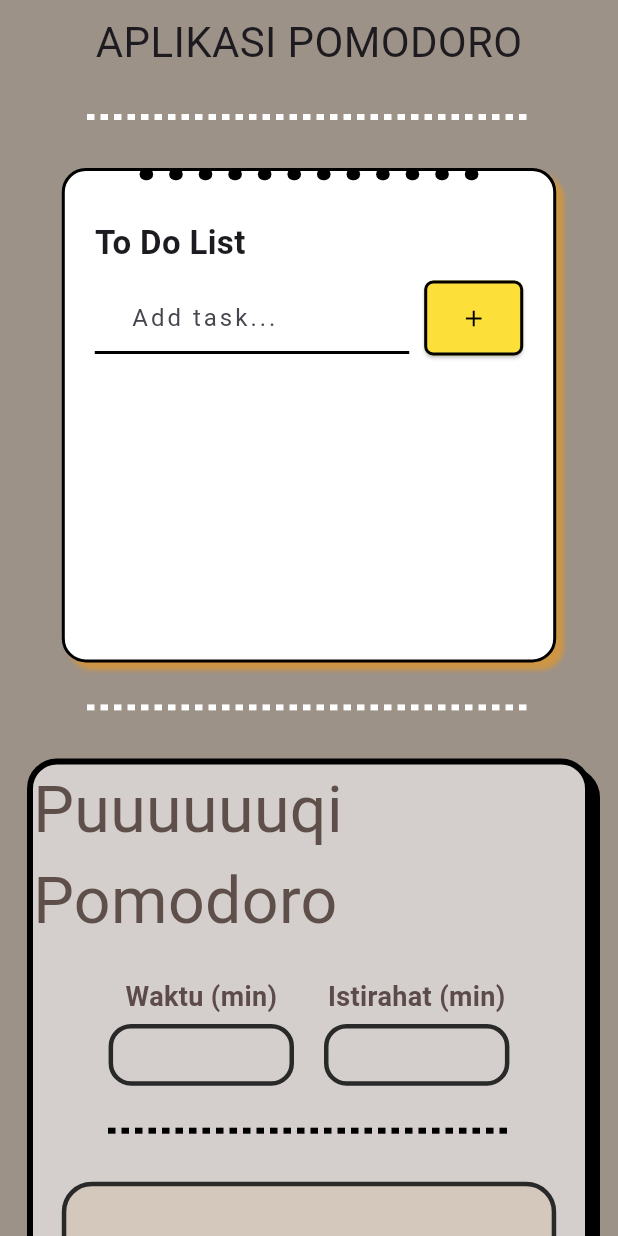
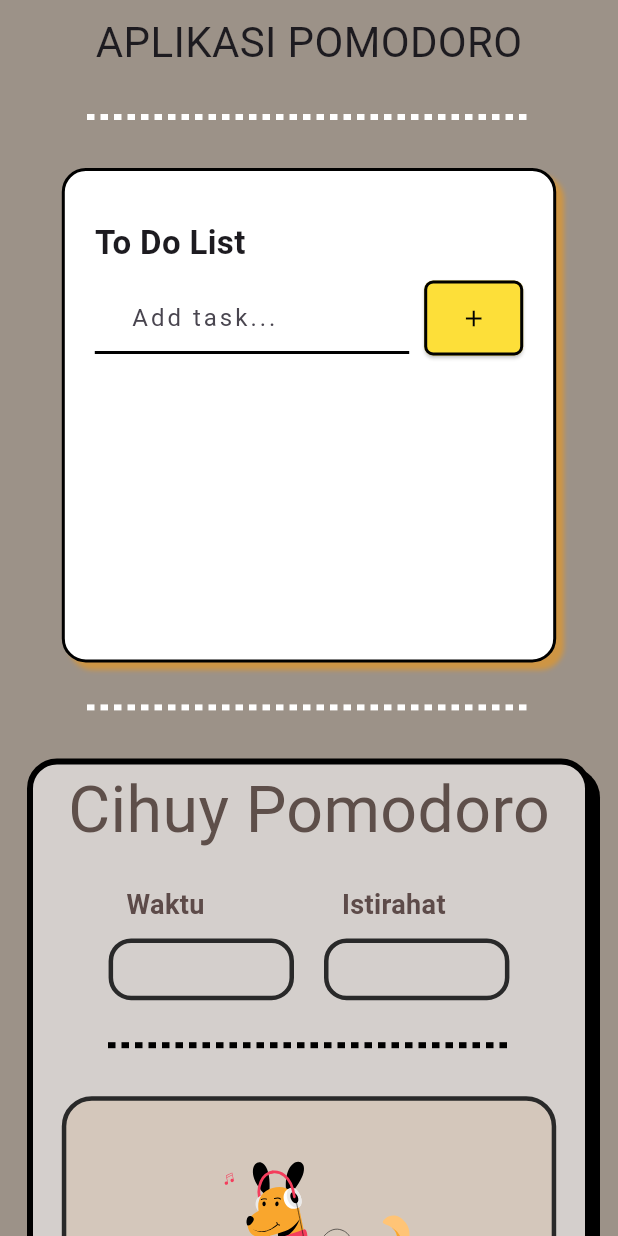
Before and after one commit to Faqihasyari/pomodoro_app, a Flutter app: the screen it shows after launch, after a tap on the "add" icon, on a phone screen of 412 x 824 dp. Run offline on Flutter 3.47's test engine with Material 3 defaults, Android fonts, the phone set to English and light mode, and no system bars; our stand-ins replace audioplayers, google_fonts, hive, hive_flutter, lottie; accounts and stored records are empty; Roboto replaces fonts that are missing (Audiowide, Boogaloo, Mansalva).

Commit message:
fix problem issue

```diff
--- a/analysis_options.yaml
+++ b/analysis_options.yaml
@@ -21,8 +21,10 @@ linter:
   # `// ignore_for_file: name_of_lint` syntax on the line or in the file
   # producing the lint.
   rules:
-    # avoid_print: false  # Uncomment to disable the `avoid_print` rule
-    # prefer_single_quotes: true  # Uncomment to enable the `prefer_single_quotes` rule
+    prefer_const_constructors: true
+    prefer_const_literals_to_create_immutables: true
+    prefer_const_declarations: true
+
 
 # Additional information about this file can be found at
 # https://dart.dev/guides/language/analysis-options
--- a/lib/core/models/containerItem.dart
+++ b/lib/core/models/containerItem.dart
@@ -1,3 +1,4 @@
+// ignore_for_file: file_names
 import 'package:flutter/material.dart';
 import 'package:lottie/lottie.dart';
 import 'package:pomodoro_app/core/constants/color.dart';
--- a/lib/core/models/containerModel.dart
+++ b/lib/core/models/containerModel.dart
@@ -1,3 +1,5 @@
+// ignore_for_file: file_names
+
 import 'package:flutter/material.dart';
 
 class Containermodel {
--- a/lib/core/models/dotLine.dart
+++ b/lib/core/models/dotLine.dart
@@ -1,3 +1,5 @@
+// ignore_for_file: file_names
+
 import 'package:flutter/material.dart';
 
 class DottedLine extends StatelessWidget {
@@ -73,32 +75,3 @@ class DottedLineTriggers extends StatelessWidget {
     );
   }
 }
-
-class _DottedLinePainterTriggers extends CustomPainter {
-  final Color color;
-
-  _DottedLinePainterTriggers(this.color);
-
-  @override
-  void paint(Canvas canvas, Size size) {
-    final paint = Paint()
-      ..color = color
-      ..strokeWidth = size.height;
-
-    const dashWidth = 5;
-    const dashSpace = 4;
-    double startX = 0;
-
-    while (startX < size.width) {
-      canvas.drawLine(
-        Offset(startX, 0),
-        Offset(startX + dashWidth, 0),
-        paint,
-      );
-      startX += dashWidth + dashSpace;
-    }
-  }
-
-  @override
-  bool shouldRepaint(covariant CustomPainter oldDelegate) => false;
-}
--- a/lib/core/models/notification.dart
+++ b/lib/core/models/notification.dart
@@ -1,3 +1,5 @@
+// ignore_for_file: deprecated_member_use
+
 import 'package:flutter/material.dart';
 import 'package:pomodoro_app/core/constants/color.dart';
 import 'package:pomodoro_app/core/constants/font.dart';
@@ -16,7 +18,9 @@ void showCenteredNotification(BuildContext context, String message) {
 
   // Tutup otomatis setelah 2 detik
   Future.delayed(const Duration(seconds: 2), () {
+    // ignore: use_build_context_synchronously
     if (Navigator.canPop(context)) {
+      // ignore: use_build_context_synchronously
       Navigator.pop(context);
     }
   });
--- a/lib/core/widgets/bullet.dart
+++ b/lib/core/widgets/bullet.dart
@@ -6,7 +6,7 @@ class Bullet extends StatelessWidget {
   @override
   Widget build(BuildContext context) {
     return Padding(
-      padding: EdgeInsets.only(bottom: MediaQuery.of(context).size.width * 0.78),
+      padding: const EdgeInsets.only(bottom: 370),
       child: Row(
         mainAxisAlignment: MainAxisAlignment.center,
         children: List.generate(
--- a/lib/core/widgets/containerTimer.dart
+++ b/lib/core/widgets/containerTimer.dart
@@ -1,5 +1,6 @@
+// ignore_for_file: file_names
+
 import 'package:flutter/material.dart';
-import 'package:lottie/lottie.dart';
 import 'package:pomodoro_app/core/constants/color.dart';
 import 'package:pomodoro_app/core/constants/font.dart';
 import 'package:pomodoro_app/core/models/containerItem.dart';
@@ -42,14 +43,14 @@ final animasiStop = Containermodel(
       return '$m:$s';
     }
     return Container(
-      margin: EdgeInsets.symmetric(horizontal: 10),
+      margin: const EdgeInsets.symmetric(horizontal: 10),
       height: screenHeight * 1,
       width: screenWidth * 1,
       decoration: BoxDecoration(
         color: timerContainer,
         border: Border.all(color: Colors.black,width: 4),
         borderRadius: BorderRadius.circular(20),
-        boxShadow: [BoxShadow(
+        boxShadow: const [BoxShadow(
           offset: Offset(6, 6),
           color: Colors.black
         )]
@@ -57,8 +58,8 @@ final animasiStop = Containermodel(
       child: Column(
         mainAxisAlignment: MainAxisAlignment.center,
         children: [
-          Text('Puuuuuuqi Pomodoro', style: fontHeaderTimer,),
-          SizedBox(height: 20,),
+          Text('Cihuy Pomodoro', style: fontHeaderTimer,),
+          const SizedBox(height: 20,),
           Row(
       spacing: 20,
       mainAxisAlignment: MainAxisAlignment.center,
@@ -66,7 +67,10 @@ final animasiStop = Containermodel(
         Column(
           spacing: 5,
           children: [
-            Text('Waktu (min)', style: fontBtnTimer,),
+            SizedBox(
+              width: 100,
+              height: 30,
+              child: Expanded(child: Text('Waktu (min)', style: fontBtnTimer,))),
             SizedBox(
               width: screenWidth * 0.3,
               height: screenWidth * 0.1,
@@ -78,7 +82,7 @@ final animasiStop = Containermodel(
                       keyboardType: TextInputType.number,
                       decoration: InputDecoration(
               isDense: true,
-              contentPadding: EdgeInsets.symmetric(
+              contentPadding: const EdgeInsets.symmetric(
                 horizontal: 8,
                 vertical: 10,
               ),
@@ -86,7 +90,7 @@ final animasiStop = Containermodel(
               fillColor: Colors.transparent,
               enabledBorder: OutlineInputBorder(
                   borderRadius: BorderRadius.circular(15),
-                  borderSide: BorderSide(
+                  borderSide: const BorderSide(
                     color: outlineBorder,
                     width: 3,
                   ),
@@ -94,7 +98,7 @@ final animasiStop = Containermodel(
 
                 focusedBorder: OutlineInputBorder(
                   borderRadius: BorderRadius.circular(15),
-                  borderSide: BorderSide(
+                  borderSide: const BorderSide(
                     color: outlineBorder,
                     width: 3,
                   ),
@@ -107,7 +111,10 @@ final animasiStop = Containermodel(
         Column(
           spacing: 5,
           children: [
-            Text('Istirahat (min)', style: fontBtnTimer,),
+            SizedBox(
+              width: 100,
+              height: 30,
+              child: Expanded(child: Text('Istirahat (min)', style: fontBtnTimer,))),
             SizedBox(
               width: screenWidth * 0.3,
               height: screenWidth * 0.1,
@@ -120,7 +127,7 @@ final animasiStop = Containermodel(
                       keyboardType: TextInputType.number,
                       decoration: InputDecoration(
               isDense: true,
-              contentPadding: EdgeInsets.symmetric(
+              contentPadding: const EdgeInsets.symmetric(
                 horizontal: 8,
                 vertical: 10,
               ),
@@ -128,7 +135,7 @@ final animasiStop = Containermodel(
               fillColor: Colors.transparent,
               enabledBorder: OutlineInputBorder(
                   borderRadius: BorderRadius.circular(15),
-                  borderSide: BorderSide(
+                  borderSide: const BorderSide(
                     color: outlineBorder,
                     width: 3,
                   ),
@@ -136,7 +143,7 @@ final animasiStop = Containermodel(
 
                 focusedBorder: OutlineInputBorder(
                   borderRadius: BorderRadius.circular(15),
-                  borderSide: BorderSide(
+                  borderSide: const BorderSide(
                     color: outlineBorder,
                     width: 3,
                   ),
@@ -148,7 +155,7 @@ final animasiStop = Containermodel(
         ),
       ],
     ),
-    DottedLine(
+    const DottedLine(
       height: 4,
       color: Colors.black,
     ),
@@ -156,7 +163,7 @@ final animasiStop = Containermodel(
     Containeritem(lottie: animasiRunning,)
       else
       Containeritem(icon: animasiStop,),
-      DottedLine(
+      const DottedLine(
         color: Colors.black,
         height: 4,
       ),
@@ -170,7 +177,7 @@ final animasiStop = Containermodel(
               ),
 
               child: Center(child: Text(formatTime(pomodoro.remainingTime), style: fontTimer,))),
-            SizedBox(height: 30,),
+            const SizedBox(height: 30,),
             GestureDetector(
               onTap: () {
                 final focus = int.tryParse(_focusController.text) ?? 25;
@@ -185,7 +192,8 @@ final animasiStop = Containermodel(
                   color: btnContainer,
                   borderRadius: BorderRadius.circular(20),
                   border: Border.all(width: 3, color: Colors.black),
-                  boxShadow: [BoxShadow(
+                  boxShadow: const [
+                    BoxShadow(
                     color: Colors.black,
                     offset: Offset(5, 5)
                   )]
@@ -193,7 +201,7 @@ final animasiStop = Containermodel(
                 child: Center(child: Text('SET TIMER', style: btnSetTimer,)),
               ),
             ),
-            SizedBox(height: 20,)
+             const SizedBox(height: 20,)
           ,Row(
             mainAxisAlignment: MainAxisAlignment.center,
             children: [
@@ -218,7 +226,7 @@ final animasiStop = Containermodel(
                   color: startBtn,
                   borderRadius: BorderRadius.circular(20),
                   border: Border.all(width: 3, color: Colors.black),
-                  boxShadow: [BoxShadow(
+                  boxShadow: const [BoxShadow(
                     color: Colors.black,
                     offset: Offset(5, 5)
                   )]
@@ -226,7 +234,7 @@ final animasiStop = Containermodel(
                 child: Center(child: Text(pomodoro.isRunning ? 'PAUSE' :'START', style: btnSetTimer,)),
               ),
                           ),
-            SizedBox(width: 10,),
+            const SizedBox(width: 10,),
             GestureDetector(
               onTap: () {
                 if (!context.read<PomodoroProvider>().isInitializated) {
@@ -243,7 +251,7 @@ final animasiStop = Containermodel(
                   color: resetBtn,
                   borderRadius: BorderRadius.circular(20),
                   border: Border.all(width: 3, color: Colors.black),
-                  boxShadow: [BoxShadow(
+                  boxShadow: const [BoxShadow(
                     color: Colors.black,
                     offset: Offset(5, 5)
                   )]
@@ -254,7 +262,7 @@ final animasiStop = Containermodel(
 
             ],
           ),
-          DottedLine(
+          const DottedLine(
         color: Colors.black,
         height: 4,
       ),
--- a/lib/core/widgets/todo_list.dart
+++ b/lib/core/widgets/todo_list.dart
@@ -1,3 +1,5 @@
+// ignore_for_file: deprecated_member_use
+
 import 'package:flutter/material.dart';
 import 'package:google_fonts/google_fonts.dart';
 import 'package:pomodoro_app/core/constants/color.dart';
@@ -11,7 +13,7 @@ class CuteTodoPage extends StatelessWidget {
 
   @override
   Widget build(BuildContext context) {
-    final _taskController = TextEditingController();
+    final taskController = TextEditingController();
     final tasks = context.watch<TaskProvider>().tasks;
 
     final screenWidth = MediaQuery.of(context).size.width;
@@ -47,7 +49,7 @@ class CuteTodoPage extends StatelessWidget {
               children: [
                 Expanded(
                   child: TextField(
-                    controller: _taskController,
+                    controller: taskController,
                     decoration: InputDecoration(
                       hintText: "Add task...",
                       prefix: const SizedBox(width: 8),
@@ -58,8 +60,8 @@ class CuteTodoPage extends StatelessWidget {
                         horizontal: 12,
                         vertical: 12,
                       ),
-                      enabledBorder: UnderlineInputBorder(
-                        borderSide: const BorderSide(
+                      enabledBorder: const UnderlineInputBorder(
+                        borderSide: BorderSide(
                           color: garis,
                           width: 2,
                         ),
@@ -67,12 +69,12 @@ class CuteTodoPage extends StatelessWidget {
                     ),
                   ),
                 ),
-                SizedBox(width: 10),
+                const SizedBox(width: 10),
                 ElevatedButton(
                   style: ElevatedButton.styleFrom(
                     backgroundColor: btn,
-                    side: BorderSide(color: garis, width: 2),
-                    minimumSize: Size(20, 50),
+                    side: const BorderSide(color: garis, width: 2),
+                    minimumSize: const Size(20, 50),
                     foregroundColor: Colors.white,
                     shape: RoundedRectangleBorder(
                       borderRadius: BorderRadius.circular(6),
@@ -81,9 +83,9 @@ class CuteTodoPage extends StatelessWidget {
                   ),
                   onPressed: () {
                     context.read<TaskProvider>().addTask(
-                      _taskController.text,
+                      taskController.text,
                     );
-                    _taskController.clear();
+                    taskController.clear();
                   },
                   child: const Icon(Icons.add, color: garis,),
                 ),
--- a/lib/core/widgets/triggerWidgets.dart
+++ b/lib/core/widgets/triggerWidgets.dart
@@ -1,5 +1,6 @@
+// ignore_for_file: file_names, deprecated_member_use
+
 import 'package:flutter/material.dart';
-import 'package:flutter/widgets.dart';
 import 'package:google_fonts/google_fonts.dart';
 import 'package:pomodoro_app/core/constants/color.dart';
 import 'package:pomodoro_app/core/constants/font.dart';
@@ -27,7 +28,7 @@ class _TriggerwidgetsState extends State<Triggerwidgets> {
     return Container(
       width: screenWidth * 0.8,
       height: screenHeight * 0.4,
-      padding: EdgeInsets.all(20),
+      padding: const EdgeInsets.all(20),
       decoration: BoxDecoration(
         color: bgContainerTrigger.withOpacity(0.8),
         borderRadius: BorderRadius.circular(5),
@@ -37,15 +38,15 @@ class _TriggerwidgetsState extends State<Triggerwidgets> {
         crossAxisAlignment: CrossAxisAlignment.start,
         children: [
           Text('Ke Distract kenapa banh?', style: frindly,),
-          DottedLineTriggers(color: Colors.black, height: 3,),
+          const DottedLineTriggers(color: Colors.black, height: 3,),
           Row(
             children: [
               Expanded(child: TextField(
                 controller: triggerController,
                 decoration: InputDecoration(
                   prefix: const SizedBox(width: 3,),
-                   enabledBorder: UnderlineInputBorder(
-                        borderSide: const BorderSide(
+                   enabledBorder: const UnderlineInputBorder(
+                        borderSide: BorderSide(
                           color: garis,
                           width: 2,
                         ),),
@@ -53,19 +54,19 @@ class _TriggerwidgetsState extends State<Triggerwidgets> {
                         hintStyle: GoogleFonts.mansalva(letterSpacing: 2)
                 ),
               )),
-              SizedBox(width: 10,),
+              const SizedBox(width: 10,),
               ElevatedButton(
                 style: ElevatedButton.styleFrom(
                   elevation: 2,
 
                   backgroundColor: Colors.white,
-                  minimumSize: Size(20, 50),
+                  minimumSize: const Size(20, 50),
                   shape: RoundedRectangleBorder(borderRadius: BorderRadiusGeometry.circular(6)),
-                  side: BorderSide(width: 3, color: Colors.black),
+                  side: const BorderSide(width: 3, color: Colors.black),
                 ),
                 onPressed: () {
                 context.read<TriggerProvider>().addTrigger(triggerController.text);
-              }, child: Icon(Icons.add, color: Colors.black,))
+              }, child: const Icon(Icons.add, color: Colors.black,))
             ],
           ),
           Expanded(child: ListView.builder(
@@ -87,13 +88,13 @@ class TriggerItem extends StatelessWidget {
 
   @override
   Widget build(BuildContext context) {
-    return Padding(padding: EdgeInsets.only(bottom: 5),
+    return Padding(padding: const EdgeInsets.only(bottom: 5),
     child: Row(
       children: [
         Expanded(child: Text(trigger.trigger)),
         IconButton(onPressed: () {
           context.read<TriggerProvider>().deleteTrigger(trigger.id);
-        }, icon: Icon(Icons.close))
+        }, icon: const Icon(Icons.close))
       ],
     ),
     );
--- a/lib/main.dart
+++ b/lib/main.dart
@@ -4,7 +4,6 @@ import 'package:pomodoro_app/core/models/app_data.dart';
 import 'package:pomodoro_app/core/models/task.dart';
 import 'package:pomodoro_app/core/models/trigger.dart';
 import 'package:pomodoro_app/presentation/provider/pomodoro_provider.dart';
-import 'package:pomodoro_app/presentation/screens/home_page.dart';
 import 'package:pomodoro_app/presentation/screens/provider.dart';
 import 'package:pomodoro_app/presentation/screens/splash_screen.dart';
 import 'package:pomodoro_app/presentation/screens/trigger_provider.dart';
@@ -39,10 +38,10 @@ class MyApp extends StatelessWidget {
 
   @override
   Widget build(BuildContext context) {
-    return MaterialApp(
+    return const MaterialApp(
 
       debugShowCheckedModeBanner: false,
-      home: const SplashScreen(),
+      home: SplashScreen(),
     );
   }
 }
--- a/lib/presentation/provider/pomodoro_provider.dart
+++ b/lib/presentation/provider/pomodoro_provider.dart
@@ -1,7 +1,6 @@
 import 'dart:async';
 import 'package:audioplayers/audioplayers.dart';
 import 'package:flutter/foundation.dart';
-import 'package:flutter/material.dart';
 import 'package:hive/hive.dart';
 import 'package:lottie/lottie.dart';
 import 'package:pomodoro_app/core/models/app_data.dart';
@@ -65,7 +64,9 @@ class PomodoroProvider with ChangeNotifier {
     try {
       await _audioPlayer.play(AssetSource('assets/audio/notifikasi.mp3'));
     } catch (e) {
-      print('Gagal memnunculkan suara $e');
+      if (kDebugMode) {
+        print('Gagal memnunculkan suara $e');
+      }
     }
   }
 
--- a/lib/presentation/screens/home_page.dart
+++ b/lib/presentation/screens/home_page.dart
@@ -32,14 +32,14 @@ class _MyHomePageState extends State<MyHomePage> {
             child: Column(
               children: [
                 Text('APLIKASI POMODORO', style: GoogleFonts.audiowide(fontSize: 28),),
-                  DottedLine(
+                  const DottedLine(
                   color: Colors.white,
                   height: 4,
                 ),
                 SizedBox(
                   width: screenWidth * 0.8,
       height: screenHeight * 0.4,
-                  child: Stack(
+                  child: const Stack(
                     alignment: AlignmentGeometry.center,
                     children: [
 
@@ -48,18 +48,18 @@ class _MyHomePageState extends State<MyHomePage> {
                     ],
                   ),
                 ),
-                DottedLine(
+                const DottedLine(
                   color: Colors.white,
                   height: 4,
                 ),
                 // input timer pomodoro
-                Containertimer(),
-                DottedLine(
+                const Containertimer(),
+                const DottedLine(
                   color: Colors.white,
                   height: 4,
                 ),
-                Triggerwidgets(),
-                DottedLine(
+                const Triggerwidgets(),
+                const DottedLine(
                   color: Colors.white,
                   height: 4,
                 ),
--- a/lib/presentation/screens/splash_screen.dart
+++ b/lib/presentation/screens/splash_screen.dart
@@ -13,8 +13,9 @@ class _SplashScreenState extends State<SplashScreen> {
   @override
   Widget build(BuildContext context) {
 
-    Future.delayed(Duration(seconds: 3), () {
-      Navigator.pushReplacement(context, MaterialPageRoute(builder: (context) => MyHomePage(),));
+    Future.delayed(const Duration(seconds: 3), () {
+      // ignore: use_build_context_synchronously
+      Navigator.pushReplacement(context, MaterialPageRoute(builder: (context) => const MyHomePage(),));
     },);
 
     return Scaffold(
```
Also changed, not shown: lib/core/widgets/lottieStartTimer.dart (deleted).
